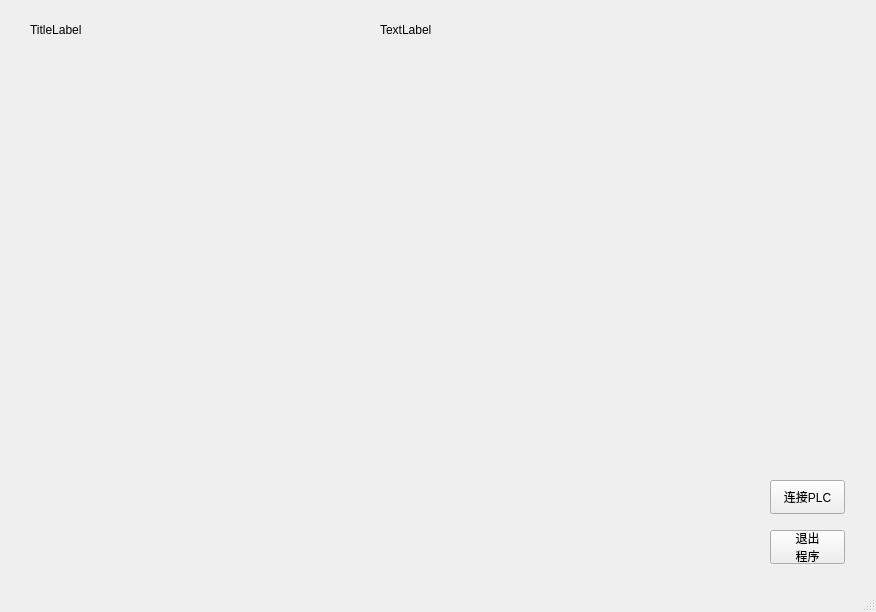
pujl/hello-world, file plcPro/QTLearnPro/mainwindow.ui: the form before one commit.
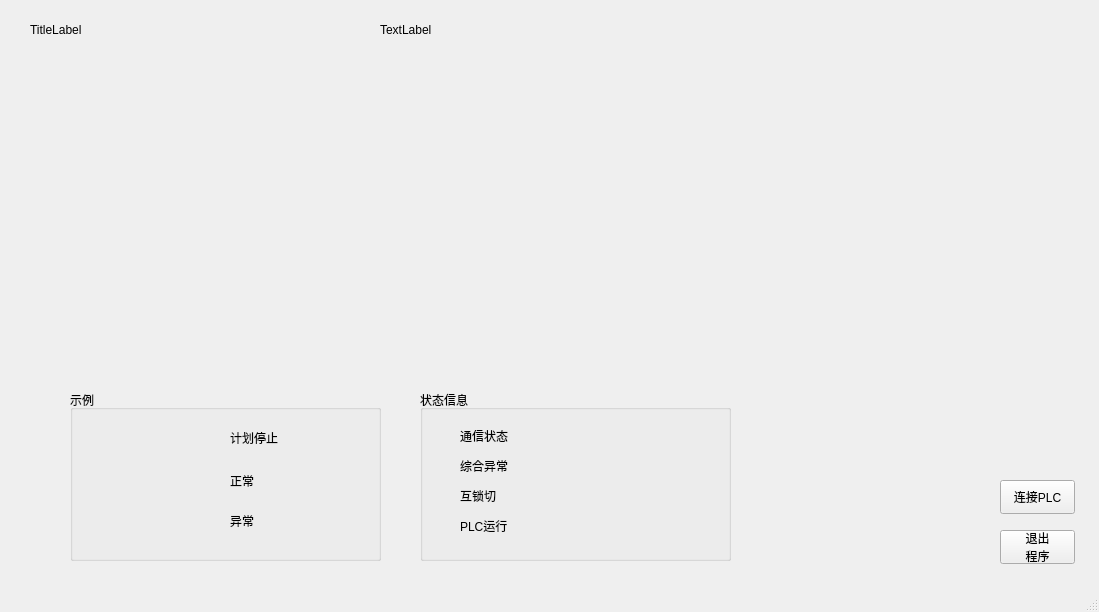
The form after the commit.

Commit message: 【提交人】pujl 【提交原因】完成了QGroupBox显示

```diff
--- a/plcPro/QTLearnPro/mainwindow.ui
+++ b/plcPro/QTLearnPro/mainwindow.ui
@@ -6,7 +6,7 @@
    <rect>
     <x>0</x>
     <y>0</y>
-    <width>876</width>
+    <width>1099</width>
     <height>612</height>
    </rect>
   </property>
@@ -17,7 +17,7 @@
    <widget class="QPushButton" name="exitBtn">
     <property name="geometry">
      <rect>
-      <x>770</x>
+      <x>1000</x>
       <y>530</y>
       <width>75</width>
       <height>34</height>
@@ -75,7 +75,7 @@
    <widget class="QPushButton" name="connectPLC">
     <property name="geometry">
      <rect>
-      <x>770</x>
+      <x>1000</x>
       <y>480</y>
       <width>75</width>
       <height>34</height>
@@ -85,6 +85,204 @@
      <string>连接PLC</string>
     </property>
    </widget>
+   <widget class="QGroupBox" name="exampleGrp">
+    <property name="geometry">
+     <rect>
+      <x>70</x>
+      <y>390</y>
+      <width>311</width>
+      <height>171</height>
+     </rect>
+    </property>
+    <property name="title">
+     <string>示例</string>
+    </property>
+    <widget class="QLabel" name="stopStripExamp">
+     <property name="geometry">
+      <rect>
+       <x>40</x>
+       <y>40</y>
+       <width>54</width>
+       <height>12</height>
+      </rect>
+     </property>
+     <property name="whatsThis">
+      <string>style4</string>
+     </property>
+     <property name="text">
+      <string/>
+     </property>
+    </widget>
+    <widget class="QLabel" name="normalStripExamp">
+     <property name="geometry">
+      <rect>
+       <x>40</x>
+       <y>80</y>
+       <width>54</width>
+       <height>12</height>
+      </rect>
+     </property>
+     <property name="whatsThis">
+      <string>style5</string>
+     </property>
+     <property name="text">
+      <string/>
+     </property>
+    </widget>
+    <widget class="QLabel" name="errStripExamp">
+     <property name="geometry">
+      <rect>
+       <x>40</x>
+       <y>120</y>
+       <width>54</width>
+       <height>12</height>
+      </rect>
+     </property>
+     <property name="whatsThis">
+      <string>style6</string>
+     </property>
+     <property name="text">
+      <string/>
+     </property>
+    </widget>
+    <widget class="QLabel" name="stopTxt">
+     <property name="geometry">
+      <rect>
+       <x>160</x>
+       <y>40</y>
+       <width>81</width>
+       <height>16</height>
+      </rect>
+     </property>
+     <property name="whatsThis">
+      <string>style7</string>
+     </property>
+     <property name="text">
+      <string>计划停止</string>
+     </property>
+    </widget>
+    <widget class="QLabel" name="normalTxt">
+     <property name="geometry">
+      <rect>
+       <x>160</x>
+       <y>80</y>
+       <width>91</width>
+       <height>21</height>
+      </rect>
+     </property>
+     <property name="whatsThis">
+      <string>style7</string>
+     </property>
+     <property name="text">
+      <string>正常</string>
+     </property>
+    </widget>
+    <widget class="QLabel" name="errTxt">
+     <property name="geometry">
+      <rect>
+       <x>160</x>
+       <y>120</y>
+       <width>71</width>
+       <height>21</height>
+      </rect>
+     </property>
+     <property name="whatsThis">
+      <string>style7</string>
+     </property>
+     <property name="text">
+      <string>异常</string>
+     </property>
+    </widget>
+   </widget>
+   <widget class="QGroupBox" name="StateGrp">
+    <property name="geometry">
+     <rect>
+      <x>420</x>
+      <y>390</y>
+      <width>311</width>
+      <height>171</height>
+     </rect>
+    </property>
+    <property name="title">
+     <string>状态信息</string>
+    </property>
+    <widget class="QLabel" name="commStateTxt">
+     <property name="geometry">
+      <rect>
+       <x>40</x>
+       <y>40</y>
+       <width>54</width>
+       <height>12</height>
+      </rect>
+     </property>
+     <property name="statusTip">
+      <string/>
+     </property>
+     <property name="whatsThis">
+      <string>style8</string>
+     </property>
+     <property name="text">
+      <string>通信状态</string>
+     </property>
+    </widget>
+    <widget class="QLabel" name="allErrTxt">
+     <property name="geometry">
+      <rect>
+       <x>40</x>
+       <y>70</y>
+       <width>54</width>
+       <height>12</height>
+      </rect>
+     </property>
+     <property name="statusTip">
+      <string/>
+     </property>
+     <property name="whatsThis">
+      <string>style8</string>
+     </property>
+     <property name="text">
+      <string>综合异常</string>
+     </property>
+    </widget>
+    <widget class="QLabel" name="lockStateTxt">
+     <property name="geometry">
+      <rect>
+       <x>40</x>
+       <y>100</y>
+       <width>54</width>
+       <height>12</height>
+      </rect>
+     </property>
+     <property name="statusTip">
+      <string/>
+     </property>
+     <property name="whatsThis">
+      <string>style8</string>
+     </property>
+     <property name="text">
+      <string>互锁切</string>
+     </property>
+    </widget>
+    <widget class="QLabel" name="PLCRunTxt">
+     <property name="geometry">
+      <rect>
+       <x>40</x>
+       <y>130</y>
+       <width>54</width>
+       <height>12</height>
+      </rect>
+     </property>
+     <property name="statusTip">
+      <string/>
+     </property>
+     <property name="whatsThis">
+      <string>style8</string>
+     </property>
+     <property name="text">
+      <string>PLC运行</string>
+     </property>
+    </widget>
+   </widget>
   </widget>
   <widget class="QMenuBar" name="menubar">
    <property name="geometry">
```
Left out of the diff: 4 changed lines with no effect on the pictures. The commit also changes 7 other files.
